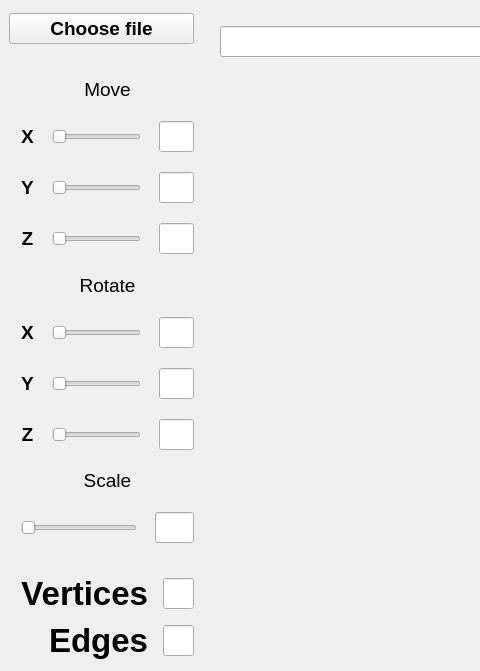
Before: the Qt Designer form src/viewer/mainwindow.ui in GrusnyDance/3dViewer, drawn with Qt 5; both pictures show x 0 to 480 and y 0 to 671 of the 1136 by 671 pixel window.
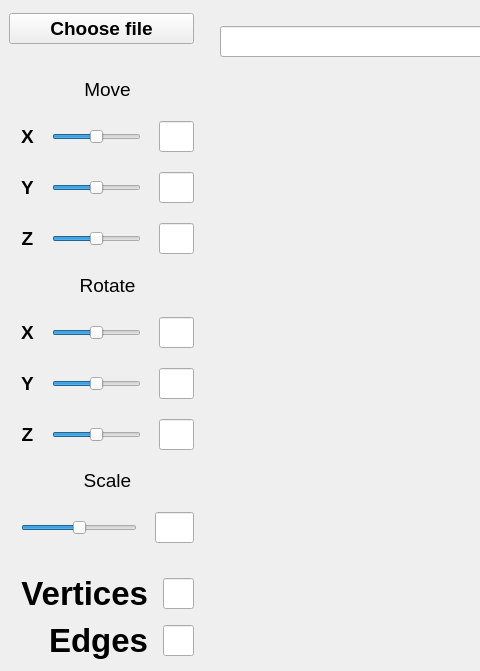
After: the same form once the commit is applied.

Commit message: pink lines and sliders

```diff
--- a/src/viewer/mainwindow.ui
+++ b/src/viewer/mainwindow.ui
@@ -109,6 +109,12 @@
           <verstretch>0</verstretch>
          </sizepolicy>
         </property>
+        <property name="minimum">
+         <number>-360</number>
+        </property>
+        <property name="maximum">
+         <number>360</number>
+        </property>
         <property name="orientation">
          <enum>Qt::Horizontal</enum>
         </property>
@@ -144,6 +150,12 @@
           <verstretch>0</verstretch>
          </sizepolicy>
         </property>
+        <property name="minimum">
+         <number>-360</number>
+        </property>
+        <property name="maximum">
+         <number>360</number>
+        </property>
         <property name="orientation">
          <enum>Qt::Horizontal</enum>
         </property>
@@ -230,6 +242,12 @@
           <verstretch>0</verstretch>
          </sizepolicy>
         </property>
+        <property name="minimum">
+         <number>-360</number>
+        </property>
+        <property name="maximum">
+         <number>360</number>
+        </property>
         <property name="orientation">
          <enum>Qt::Horizontal</enum>
         </property>
@@ -367,6 +385,12 @@
           <verstretch>0</verstretch>
          </sizepolicy>
         </property>
+        <property name="maximum">
+         <number>720</number>
+        </property>
+        <property name="sliderPosition">
+         <number>360</number>
+        </property>
         <property name="orientation">
          <enum>Qt::Horizontal</enum>
         </property>
@@ -438,6 +462,12 @@
           <verstretch>0</verstretch>
          </sizepolicy>
         </property>
+        <property name="maximum">
+         <number>720</number>
+        </property>
+        <property name="sliderPosition">
+         <number>360</number>
+        </property>
         <property name="orientation">
          <enum>Qt::Horizontal</enum>
         </property>
@@ -451,6 +481,12 @@
           <verstretch>0</verstretch>
          </sizepolicy>
         </property>
+        <property name="maximum">
+         <number>720</number>
+        </property>
+        <property name="sliderPosition">
+         <number>360</number>
+        </property>
         <property name="orientation">
          <enum>Qt::Horizontal</enum>
         </property>
@@ -513,6 +549,12 @@
           <verstretch>0</verstretch>
          </sizepolicy>
         </property>
+        <property name="minimum">
+         <number>-10</number>
+        </property>
+        <property name="maximum">
+         <number>10</number>
+        </property>
         <property name="orientation">
          <enum>Qt::Horizontal</enum>
         </property>
```
Left out of the diff: 9 changed lines with no effect on the pictures. The commit also changes 19 other files.
